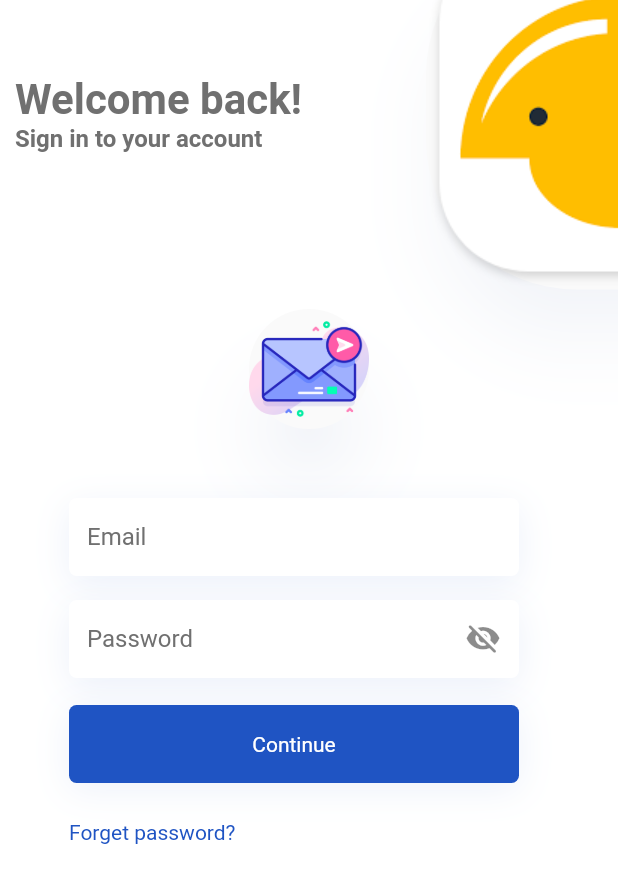
After one commit to AjjuSingh/Crowdfunding-App, a Flutter app: the screen it shows after launch, after a tap on "Login with Email", on a phone screen of 412 x 824 dp. The commit adds this screen. Shown: the top 883 px of the screen. Run offline on Flutter 3.47's test engine with Material 2 defaults, Android fonts, the phone set to English and light mode, and no system bars.

Commit message:
Sign in page done

```diff
--- a/lib/main.dart
+++ b/lib/main.dart
@@ -1,4 +1,6 @@
+import 'package:crowdfund_app/style/app_colors.dart';
 import 'package:crowdfund_app/style/app_config.dart';
+import 'package:crowdfund_app/ui/login/login_email.dart';
 import 'package:crowdfund_app/ui/login/login_screen.dart';
 import 'package:flutter/material.dart';
 
@@ -19,9 +21,13 @@ class App extends StatelessWidget with WidgetsBindingObserver {
     /// Material app
     /// Define also [navigatorKey]
     return MaterialApp(
-      theme: ThemeData(scaffoldBackgroundColor: Colors.white),
+      theme: ThemeData(
+          scaffoldBackgroundColor: Colors.white, primaryColor: AppColors.black),
       home: SplashScreen(),
-      routes: {"/login": (context) => LoginScreen()},
+      routes: {
+        "/login": (context) => LoginScreen(),
+        "/login/email": (context) => EmailLoginPage()
+      },
     );
   }
 }
@@ -35,7 +41,7 @@ class _SplashScreenState extends State<SplashScreen> {
   @override
   void initState() {
     Future.delayed(Duration(seconds: 2), () {
-      Navigator.of(context).push(PageRouteBuilder(
+      Navigator.of(context).pushReplacement(PageRouteBuilder(
           pageBuilder: (context, _, __) => LoginScreen(),
           transitionDuration: Duration(milliseconds: 1500)));
     });
--- a/lib/style/app_colors.dart
+++ b/lib/style/app_colors.dart
@@ -4,4 +4,5 @@ class AppColors {
   static final Color fadeColor = Color(0xFFC0C9Cb);
   static final Color materialBlueColor = Color(0xFF1F54C3);
   static final Color highlightOneColor = Color(0xFF7797A2);
+  static final Color black = Color(0xFF707070);
 }
--- /dev/null
+++ b/lib/ui/login/login_email.dart
@@ -0,0 +1,189 @@
+import 'package:crowdfund_app/style/app_colors.dart';
+import 'package:crowdfund_app/style/app_config.dart';
+import 'package:flutter/material.dart';
+
+class EmailLoginPage extends StatefulWidget {
+  @override
+  _EmailLoginPageState createState() => _EmailLoginPageState();
+}
+
+class _EmailLoginPageState extends State<EmailLoginPage> {
+  @override
+  Widget build(BuildContext context) {
+    return Scaffold(
+      resizeToAvoidBottomInset: false,
+      body: Stack(
+        children: [welcomeWidget(context), logoWidget(), emailPasswordWidget()],
+      ),
+    );
+  }
+
+  IconData onPasswordVisibleIcon = Icons.visibility_off_rounded;
+  bool passwordVisible = true;
+
+  Align emailPasswordWidget() {
+    return Align(
+      alignment: Alignment.center,
+      child: Container(
+        height: AppConfig.screenHeight * 0.5,
+        width: 320,
+        child: Column(
+          crossAxisAlignment: CrossAxisAlignment.start,
+          children: [
+            Hero(
+              tag: "email",
+              child: Center(
+                child: Material(
+                  borderRadius: BorderRadius.circular(100),
+                  elevation: 20,
+                  shadowColor: Color(0x161F54C3),
+                  child: Image(
+                    alignment: Alignment.center,
+                    fit: BoxFit.scaleDown,
+                    height: 80,
+                    width: 80,
+                    image: AssetImage("assets/email.png"),
+                  ),
+                ),
+              ),
+            ),
+            SizedBox(
+              height: 46,
+            ),
+            inputFieldWidget(
+                title: "Email", inputType: TextInputType.emailAddress),
+            SizedBox(
+              height: 16,
+            ),
+            inputFieldWidget(
+                title: "Password",
+                inputType: TextInputType.text,
+                suffixIcon: onPasswordVisibleIcon,
+                onTapSuffixIcon: () {
+                  if (passwordVisible == false)
+                    setState(() {
+                      passwordVisible = !passwordVisible;
+                      onPasswordVisibleIcon = Icons.visibility_rounded;
+                    });
+                  else {
+                    setState(() {
+                      passwordVisible = !passwordVisible;
+                      onPasswordVisibleIcon = Icons.visibility_off_rounded;
+                    });
+                  }
+                },
+                isObscureText: passwordVisible),
+            SizedBox(
+              height: 18,
+            ),
+            Container(
+                height: 52,
+                width: 300,
+                decoration: BoxDecoration(
+                    color: AppColors.materialBlueColor,
+                    borderRadius: BorderRadius.circular(5),
+                    boxShadow: [
+                      BoxShadow(
+                          offset: Offset(0, 4),
+                          color: Color(0x151F54C3),
+                          blurRadius: 20)
+                    ]),
+                child: Center(
+                    child: Text(
+                  "Continue",
+                  style: TextStyle(color: Colors.white),
+                ))),
+            SizedBox(
+              height: 25,
+            ),
+            Text(
+              "Forget password?",
+              style:
+                  TextStyle(fontSize: 14, color: AppColors.materialBlueColor),
+            )
+          ],
+        ),
+      ),
+    );
+  }
+
+  Container inputFieldWidget(
+      {String title,
+      TextInputType inputType,
+      VoidCallback onTapSuffixIcon,
+      bool isObscureText = false,
+      IconData suffixIcon}) {
+    return Container(
+      height: 52,
+      width: 300,
+      decoration: BoxDecoration(
+          color: Colors.white,
+          borderRadius: BorderRadius.circular(5),
+          boxShadow: [
+            BoxShadow(
+                offset: Offset(0, 6), color: Color(0x151F54C3), blurRadius: 20)
+          ]),
+      child: TextFormField(
+        obscureText: isObscureText,
+        keyboardType: inputType,
+        decoration: InputDecoration(
+            suffixIcon:
+                InkWell(onTap: onTapSuffixIcon, child: Icon(suffixIcon)),
+            labelText: title,
+            labelStyle: TextStyle(color: AppColors.black),
+            border: OutlineInputBorder(
+              borderSide: BorderSide.none,
+            )),
+      ),
+    );
+  }
+
+  /// Logo widget which gives hero animation while navigating
+  /// It's at the topright corner
+  Positioned logoWidget() {
+    return Positioned(
+      top: -50,
+      right: -115,
+      child: Hero(
+        tag: "logo",
+        child: Material(
+          borderRadius: BorderRadius.circular(100),
+          elevation: 20,
+          shadowColor: Color(0x161F54C3),
+          child: Image(
+            alignment: Alignment.center,
+            fit: BoxFit.scaleDown,
+            image: AssetImage("assets/app_icon.png"),
+          ),
+        ),
+      ),
+    );
+  }
+
+  /// Welcome text widget
+  Positioned welcomeWidget(BuildContext context) {
+    return Positioned(
+      top: 50,
+      left: 10,
+      child: Row(
+        children: [
+          RichText(
+            text: TextSpan(
+                text: "Welcome back!",
+                style: TextStyle(
+                    color: Theme.of(context).primaryColor,
+                    fontSize: 28,
+                    fontWeight: FontWeight.bold),
+                children: [
+                  TextSpan(
+                    text: "\nSign in to your account",
+                    style: TextStyle(
+                        color: Theme.of(context).primaryColor, fontSize: 16),
+                  )
+                ]),
+          )
+        ],
+      ),
+    );
+  }
+}
--- a/lib/ui/login/login_screen.dart
+++ b/lib/ui/login/login_screen.dart
@@ -43,10 +43,13 @@ class _LoginScreenState extends State<LoginScreen> {
           SizedBox(
             height: 16,
           ),
-          loginWidget("Login with Email", "assets/email.png",
-              boundaryColor: AppColors.fadeColor,
-              backgroundColor: Colors.white,
-              imageHeight: 40),
+          InkWell(
+            onTap: () => goToLoginByEmail(),
+            child: loginWidget("Login with Email", "assets/email.png",
+                boundaryColor: AppColors.fadeColor,
+                backgroundColor: Colors.white,
+                imageHeight: 40),
+          ),
           SizedBox(
             height: AppConfig.screenHeight * 0.024874,
           ),
@@ -74,6 +77,11 @@ class _LoginScreenState extends State<LoginScreen> {
         ],
       ),
     );
+  }
+
+  /// Navigate to Login By [email]
+  void goToLoginByEmail() {
+    Navigator.pushNamed(context, "/login/email");
   }
 
   /// The login widget for logging in using email or google.
```
Also changed, not shown: flutter_01.png (added).
